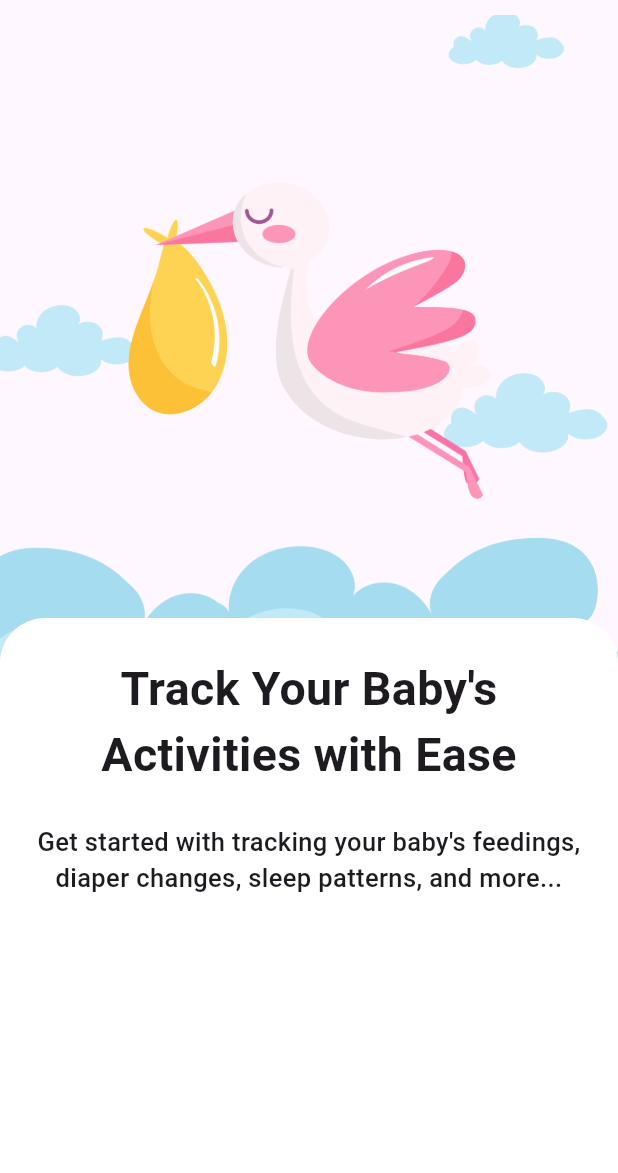
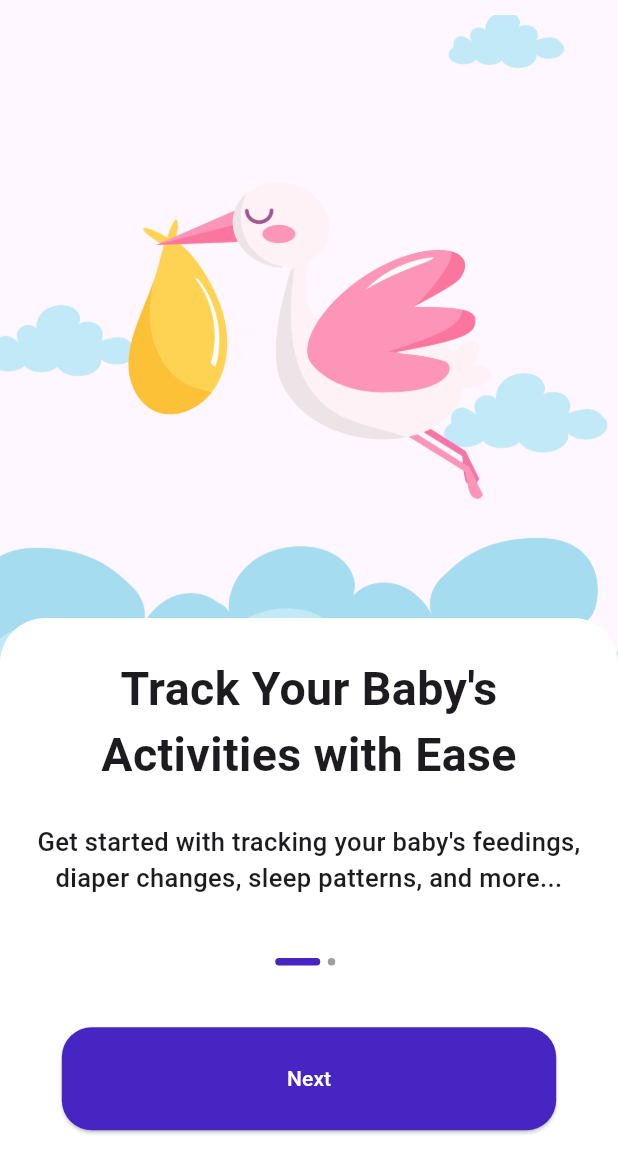
Before and after one commit to andactasdemir24/baby_tracker_app, a Flutter app: the screen it shows after launch, on a phone screen of 412 x 824 dp. Shown: the top 1173 px of the screen. Run offline on Flutter 3.47's test engine with Material 2 defaults, Android fonts, the phone set to English and light mode, and no system bars; our stand-ins replace flutter_mobx, get_it, mobx; generated files the repository leaves out were written again.

Commit message:
onboarding completed

```diff
--- a/lib/app/core/constants/color_constants.dart
+++ b/lib/app/core/constants/color_constants.dart
@@ -2,4 +2,5 @@ import 'package:flutter/material.dart';
 
 class ColorConstants {
   static const Color buttonColor = Color(0xff4625c3);
+  static const Color buttonTextColor = Color(0xfffafafa);
 }
--- a/lib/app/core/constants/text_constants.dart
+++ b/lib/app/core/constants/text_constants.dart
@@ -6,4 +6,6 @@ class TextConstants {
       "Get started with tracking your baby's feedings, diaper changes, sleep patterns, and more...";
   static const String onb2Description =
       "Share access to your baby's tracker with family members, babysitters, or healthcare providers ";
+
+  static const String buttonText = 'Next';
 }
--- /dev/null
+++ b/lib/app/core/getIt/locator.dart
@@ -0,0 +1,8 @@
+import 'package:baby_tracker_app/app/features/screens/onboarding/viewmodel/onboarding_viewmodel.dart';
+import 'package:get_it/get_it.dart';
+
+var locator = GetIt.instance;
+
+void setupLocator() {
+  locator.registerLazySingleton(() => OnboardingViewmodel());
+}
--- a/lib/app/core/widgets/custom_button.dart
+++ b/lib/app/core/widgets/custom_button.dart
@@ -12,9 +12,7 @@ class CustomButton extends StatelessWidget {
 
   @override
   Widget build(BuildContext context) {
-    return Scaffold(
-      body: Center(
-        child: ElevatedButton(
+    return ElevatedButton(
         style: ElevatedButton.styleFrom(
             backgroundColor: const Color(0xff4625c3),
             fixedSize: Size(displayHeight(context) / 2.5, displayWidth(context) / 6),
@@ -22,8 +20,6 @@ class CustomButton extends StatelessWidget {
               borderRadius: BorderRadius.circular(20),
             )),
         onPressed: onPressed,
-            child: text),
-      ),
-    );
+        child: text);
   }
 }
--- a/lib/app/features/screens/onboarding/view/onboarding_page.dart
+++ b/lib/app/features/screens/onboarding/view/onboarding_page.dart
@@ -1,20 +1,31 @@
-import 'package:baby_tracker_app/app/core/constants/text_constants.dart';
+import 'package:baby_tracker_app/app/features/screens/onboarding/viewmodel/onboarding_viewmodel.dart';
 import 'package:baby_tracker_app/app/features/screens/onboarding/widgets/custom_container.dart';
 import 'package:flutter/material.dart';
-import '../../../../core/constants/images_constants.dart';
+import '../../../../core/getIt/locator.dart';
+import 'package:flutter_mobx/flutter_mobx.dart';
 
 class OnboardingPage extends StatelessWidget {
   const OnboardingPage({Key? key}) : super(key: key);
 
   @override
   Widget build(BuildContext context) {
-    return Scaffold(
-      body: Stack(
-        children: [
-          Positioned(top: 10, left: 0, right: 0, child: Image.asset(ImageConstants.onboarding1)),
-          const CustomContainer(text: TextConstants.onb1Title, text2: TextConstants.onb1Description),
-        ],
-      ),
-    );
+    final onbViewmodel = locator.get<OnboardingViewmodel>();
+    return Scaffold(body: Observer(builder: (_) {
+      return PageView.builder(
+        controller: onbViewmodel.controller,
+        itemCount: onbViewmodel.onbList.length,
+        onPageChanged: (value) {
+          onbViewmodel.changeIndex(value);
+        },
+        itemBuilder: (context, index) {
+          return Stack(
+            children: [
+              Positioned(top: 10, left: 0, right: 0, child: Image.asset(onbViewmodel.onbList[index].image)),
+              CustomContainer(text: onbViewmodel.onbList[index].title, text2: onbViewmodel.onbList[index].description),
+            ],
+          );
+        },
+      );
+    }));
   }
 }
--- a/lib/app/features/screens/onboarding/widgets/custom_container.dart
+++ b/lib/app/features/screens/onboarding/widgets/custom_container.dart
@@ -1,7 +1,13 @@
 // ignore_for_file: public_member_api_docs, sort_constructors_first
+import 'package:baby_tracker_app/app/core/constants/color_constants.dart';
+import 'package:baby_tracker_app/app/features/screens/inapp/view/inapp_page.dart';
 import 'package:flutter/material.dart';
-
 import '../../../../core/constants/mediaquery_constants.dart';
+import '../../../../core/constants/text_constants.dart';
+import '../../../../core/getIt/locator.dart';
+import '../../../../core/widgets/custom_button.dart';
+import '../viewmodel/onboarding_viewmodel.dart';
+import 'package:flutter_mobx/flutter_mobx.dart';
 
 class CustomContainer extends StatelessWidget {
   final String text;
@@ -14,6 +20,10 @@ class CustomContainer extends StatelessWidget {
 
   @override
   Widget build(BuildContext context) {
+    final onbViewmodel = locator.get<OnboardingViewmodel>();
+
+    return Observer(
+      builder: (context) {
         return Positioned(
           bottom: 0,
           left: 0,
@@ -52,9 +62,49 @@ class CustomContainer extends StatelessWidget {
                     textAlign: TextAlign.center,
                   ),
                 ),
+                Padding(
+                  padding: EdgeInsets.symmetric(vertical: displayHeight(context) * 0.05),
+                  child: Row(
+                    mainAxisAlignment: MainAxisAlignment.center,
+                    children: List.generate(
+                      onbViewmodel.onbList.length,
+                      (index) => Container(
+                        height: 5,
+                        width: onbViewmodel.currentIndex == index ? 30 : 5,
+                        margin: const EdgeInsets.only(right: 5),
+                        decoration: BoxDecoration(
+                          borderRadius: BorderRadius.circular(20),
+                          color: onbViewmodel.currentIndex == index ? ColorConstants.buttonColor : Colors.grey,
+                        ),
+                      ),
+                    ),
+                  ),
+                ),
+                CustomButton(
+                  text: const Text(
+                    TextConstants.buttonText,
+                    style: TextStyle(color: Colors.white),
+                  ),
+                  onPressed: () {
+                    if (onbViewmodel.currentIndex == onbViewmodel.onbList.length - 1) {
+                      Navigator.pushReplacement(
+                        context,
+                        MaterialPageRoute(
+                          builder: (context) => const InAppPage(),
+                        ),
+                      );
+                    }
+                    onbViewmodel.controller.nextPage(
+                      duration: const Duration(milliseconds: 100),
+                      curve: Curves.bounceIn,
+                    );
+                  },
+                ),
               ],
             ),
           ),
         );
+      },
+    );
   }
 }
--- a/lib/main.dart
+++ b/lib/main.dart
@@ -1,7 +1,9 @@
+import 'package:baby_tracker_app/app/core/getIt/locator.dart';
 import 'package:flutter/material.dart';
 import 'app/features/screens/onboarding/view/onboarding_page.dart';
 
 void main() {
+  setupLocator();
   runApp(const MyApp());
 }
 
```
Also changed, not shown: lib/app/features/screens/inapp/view/inapp_page.dart (added, +10 -0 lines), lib/app/features/screens/onboarding/model/onboarding_model.dart (+0 -8 lines), lib/app/features/screens/onboarding/viewmodel/onboarding_viewmodel.dart (added, +28 -0 lines), lib/app/features/screens/onboarding/viewmodel/onboarding_viewmodel.g.dart (added). Lines whose indentation alone changed are shown as unchanged.
